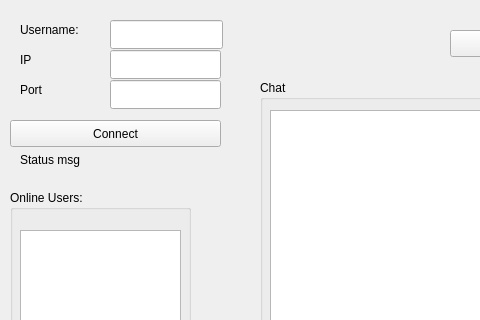
Old version of the form ClientSource/client.ui in the repository alvinman/linuxChatProgram; both pictures show x 0 to 480 and y 0 to 320 of the 637 by 620 pixel window.
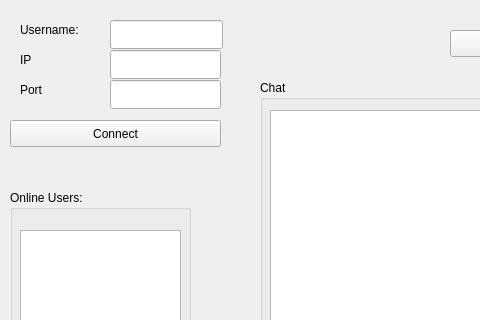
New version of the form.

Commit message: Fixed UI tab order and added export status message.

Patch:
```diff
--- a/ClientSource/client.ui
+++ b/ClientSource/client.ui
@@ -199,7 +199,7 @@
     </rect>
    </property>
    <property name="text">
-    <string>Status msg</string>
+    <string/>
    </property>
   </widget>
   <widget class="QPushButton" name="bExport">
```
Left out of the diff: 27 changed lines with no effect on the pictures. The commit also changes 3 other files.
